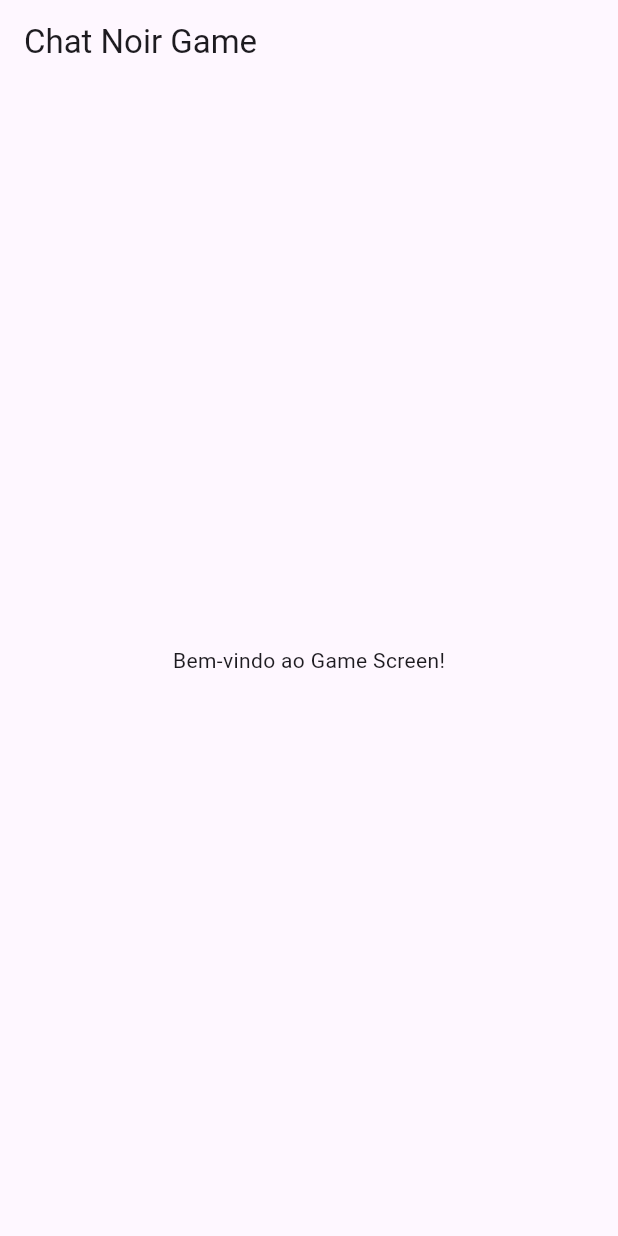
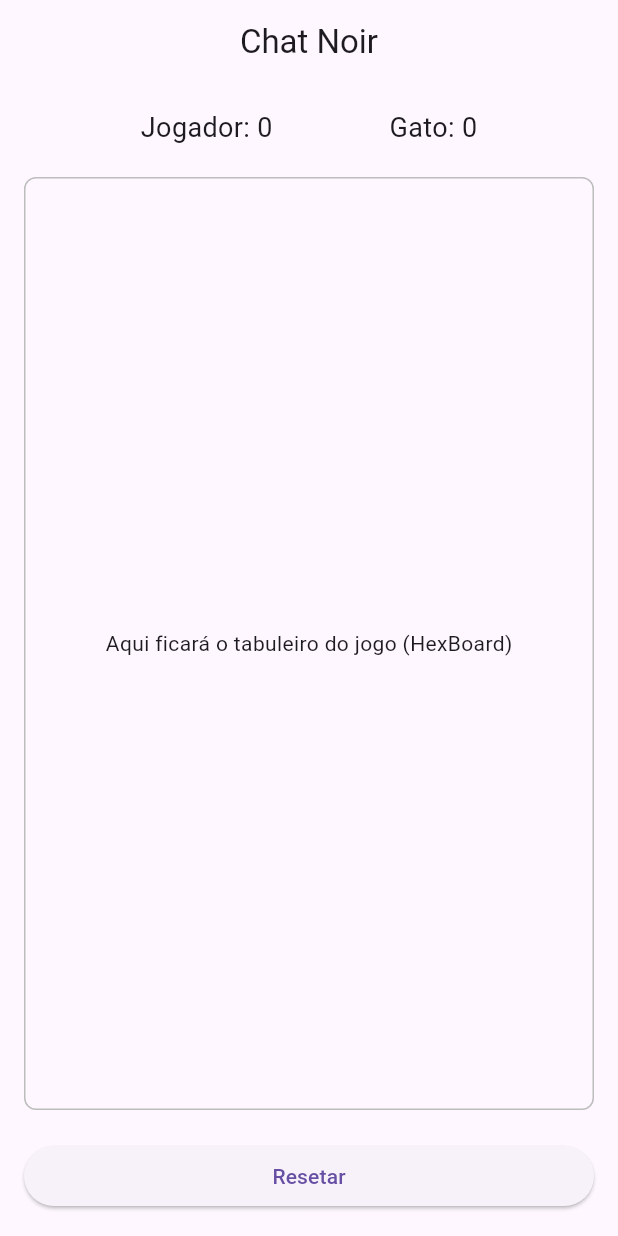
Before and after one commit to viniciusdelucena/chat_noir, a Flutter app: the screen it shows after launch, on a phone screen of 412 x 824 dp. Run offline on Flutter 3.47's test engine with Material 3 defaults, Android fonts, the phone set to English and light mode, and no system bars.

Commit message:
feat(game): constrói layout inicial da tela de jogo

```diff
--- a/lib/features/game/presentation/screens/game_screen.dart
+++ b/lib/features/game/presentation/screens/game_screen.dart
@@ -1,16 +1,75 @@
 import 'package:flutter/material.dart';
 
-class GameScreen extends StatelessWidget { // Ou StatefulWidget
+// Mais tarde, importaremos seus outros widgets, como o HexBoard.
+// import 'package:chat_noir/features/game/presentation/widgets/hex_board.dart';
+
+class GameScreen extends StatelessWidget {
   const GameScreen({super.key});
 
   @override
   Widget build(BuildContext context) {
+    // O Scaffold é a estrutura base de uma tela no Flutter.
+    // Pense nele como a tag <body> que contém tudo.
     return Scaffold(
+      // A AppBar é a barra no topo da tela, um ótimo lugar para o título.
+      // É aqui que colocamos o seu <h1>Chat Noir</h1>.
       appBar: AppBar(
-        title: const Text('Chat Noir Game'),
+        title: const Text('Chat Noir'),
+        centerTitle: true, // Centraliza o título, comum em apps.
       ),
-      body: const Center(
-        child: Text('Bem-vindo ao Game Screen!'),
+      // O `body` conterá todo o nosso conteúdo principal.
+      // Usamos uma `Column` para empilhar os widgets verticalmente.
+      body: Padding(
+        // Adiciona um espaçamento interno em todas as bordas da tela.
+        padding: const EdgeInsets.all(16.0),
+        child: Column(
+          // Alinha os filhos da coluna no centro do eixo horizontal.
+          crossAxisAlignment: CrossAxisAlignment.stretch,
+          children: [
+            // Esta `Row` representa a <div id="scoreboard">.
+            // Usamos uma `Row` para colocar os dois placares lado a lado.
+            const Row(
+              // Distribui o espaço igualmente entre os widgets do placar.
+              mainAxisAlignment: MainAxisAlignment.spaceEvenly,
+              children: [
+                // Corresponde a <span>Jogador: <span id="player-score">0</span></span>
+                Text('Jogador: 0', style: TextStyle(fontSize: 18)),
+                // Corresponde a <span>Gato: <span id="cpu-score">0</span></span>
+                Text('Gato: 0', style: TextStyle(fontSize: 18)),
+              ],
+            ),
+
+            // Um espaço vertical entre o placar e o tabuleiro.
+            const SizedBox(height: 20),
+
+            // Este `Expanded` com `Container` é um placeholder para a <div id="game-board">.
+            // O `Expanded` faz com que este widget ocupe todo o espaço vertical disponível.
+            // Futuramente, vamos substituí-lo pelo seu widget `HexBoard`.
+            Expanded(
+              child: Container(
+                alignment: Alignment.center,
+                decoration: BoxDecoration(
+                  border: Border.all(color: Colors.grey.shade400),
+                  borderRadius: BorderRadius.circular(8),
+                ),
+                child: const Text('Aqui ficará o tabuleiro do jogo (HexBoard)'),
+              ),
+            ),
+
+            // Um espaço vertical entre o tabuleiro e o botão.
+            const SizedBox(height: 20),
+
+            // Este `ElevatedButton` corresponde ao seu <button onclick="resetGame()">.
+            // A propriedade `onPressed` é onde a lógica de `resetGame()` irá entrar.
+            ElevatedButton(
+              onPressed: () {
+                // A lógica do botão será implementada no Passo 3.
+                print('Botão Resetar pressionado!');
+              },
+              child: const Text('Resetar'),
+            ),
+          ],
+        ),
       ),
     );
   }
```
